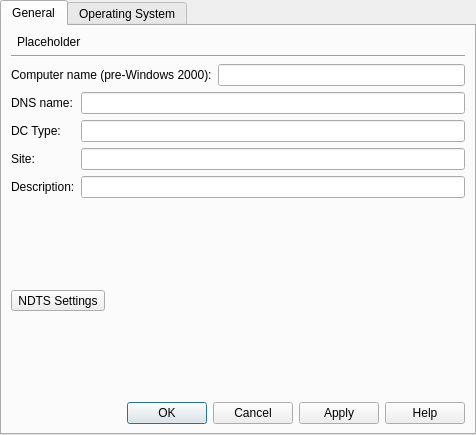
First picture: the form in ui/ComputerTabWidget.ui, repository Ravenwolve/gpm_screens_and_design, before the edit.
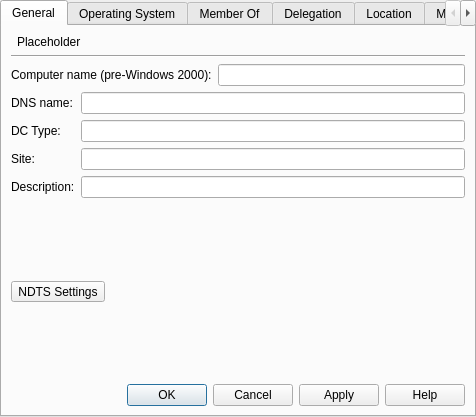
Second picture: the form after the edit.

Commit message: wip: add forms for tabs: Delegation, Member Of

What changed in the file:
```diff
--- a/ui/ComputerTabWidget.ui
+++ b/ui/ComputerTabWidget.ui
@@ -7,7 +7,7 @@
     <x>0</x>
     <y>0</y>
     <width>476</width>
-    <height>435</height>
+    <height>417</height>
    </rect>
   </property>
   <property name="windowTitle">
@@ -156,6 +156,31 @@
     <string>Operating System</string>
    </attribute>
   </widget>
+  <widget class="QWidget" name="memberOfTab">
+   <attribute name="title">
+    <string>Member Of</string>
+   </attribute>
+  </widget>
+  <widget class="QWidget" name="delegationTab">
+   <attribute name="title">
+    <string>Delegation</string>
+   </attribute>
+  </widget>
+  <widget class="QWidget" name="locationTab">
+   <attribute name="title">
+    <string>Location</string>
+   </attribute>
+  </widget>
+  <widget class="QWidget" name="managedByTab">
+   <attribute name="title">
+    <string>Managed By</string>
+   </attribute>
+  </widget>
+  <widget class="QWidget" name="dialInTab">
+   <attribute name="title">
+    <string>Dial-in</string>
+   </attribute>
+  </widget>
  </widget>
  <resources/>
  <connections/>
```
The commit also changes 3 other files.
